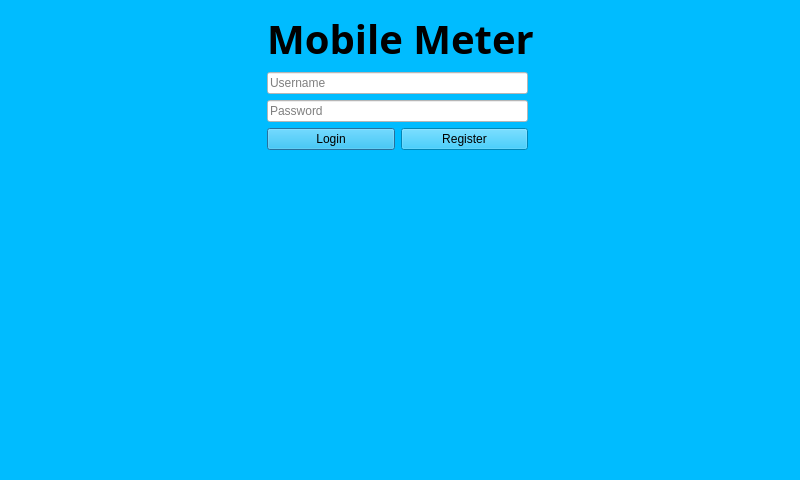
Qt form ui/mblogin.ui (AiltonFidelix/MobileMeter) before a commit.
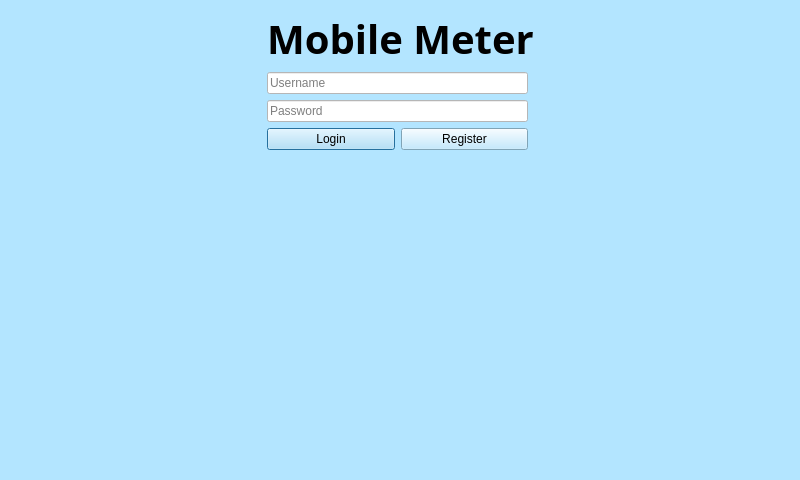
The same form after that commit.

```diff
--- a/ui/mblogin.ui
+++ b/ui/mblogin.ui
@@ -14,7 +14,7 @@
    <string>Mobile Meter Login</string>
   </property>
   <property name="styleSheet">
-   <string notr="true">background-color: #00BCFF;</string>
+   <string notr="true">background-color: #B3E5FF;</string>
   </property>
   <layout class="QGridLayout" name="gridLayout">
    <item row="2" column="1">
```
